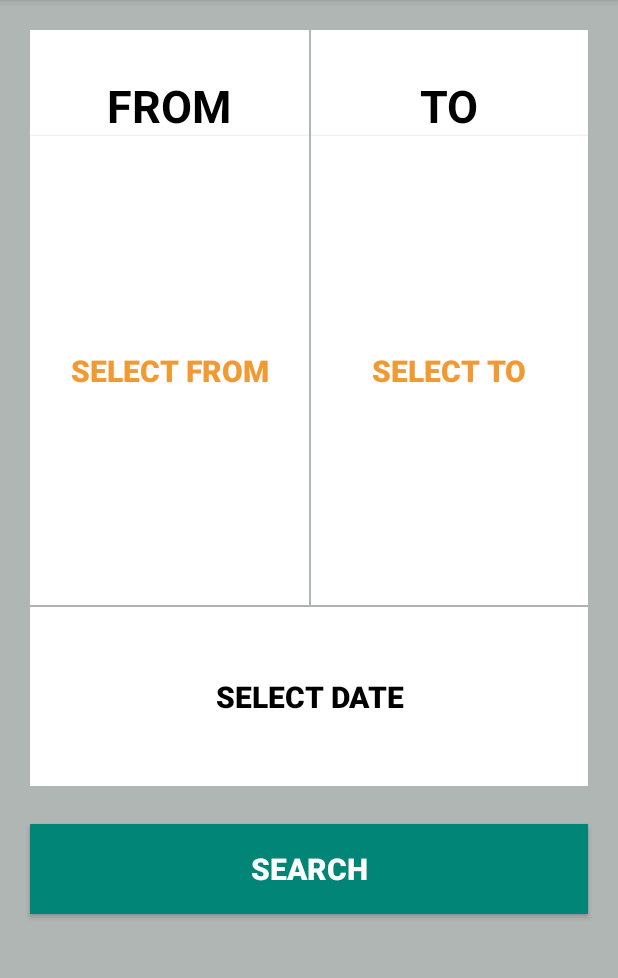
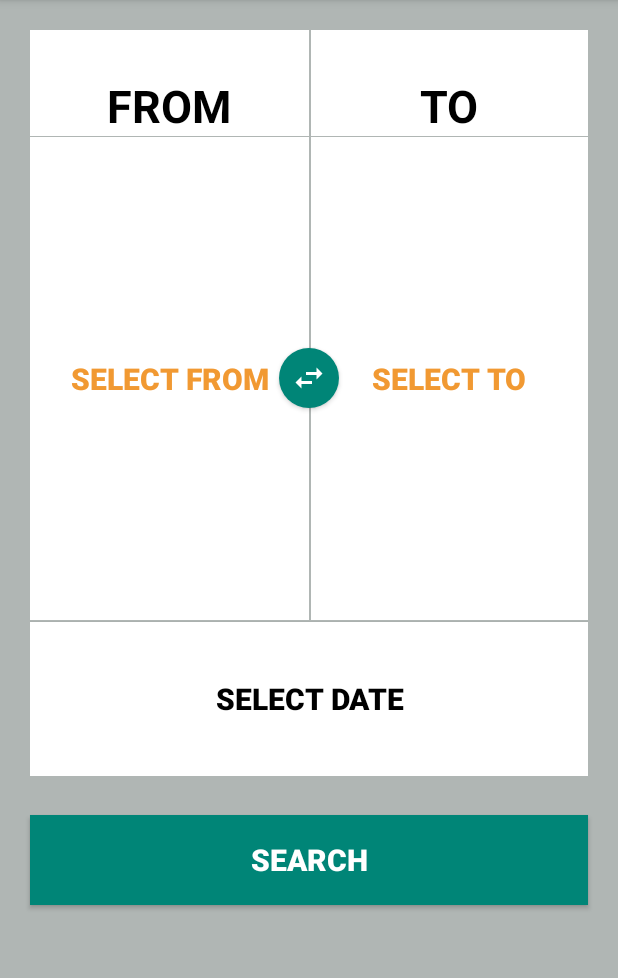
Before and after one commit to globallogic-training/travel_buddy, an Android app: the SearchActivity screen opened directly, with no data from a screen before it, on a phone screen of 412 x 824 dp, the part 84-1062 px from its top. Run offline under Robolectric (Android 15) with nearby library versions, the phone set to English and light mode, and no system bars.

Commit message:
added swipe station

```diff
--- a/app/src/main/java/com/challenge/travel_buddy/bus/view/ui/SearchBusActivity.java
+++ b/app/src/main/java/com/challenge/travel_buddy/bus/view/ui/SearchBusActivity.java
@@ -117,6 +117,14 @@ public class SearchBusActivity extends AppCompatActivity {
         return true;
     }
 
+    public void onDestinationSwipe(View view){
+        String fromStation = (String) fromStationValue1.getText();
+        if(!fromStation.equals("select from") && !toStationValue1.getText().equals("Select to")){
+            fromStationValue1.setText(toStationValue1.getText());
+            toStationValue1.setText(fromStation);
+        }
+    }
+
     public void showTimePickerDialog(View v) {
         DialogFragment newFragment = new DatePickerFragment();
 
--- a/app/src/main/java/com/challenge/travel_buddy/flight/view/ui/SearchAirportActivity.java
+++ b/app/src/main/java/com/challenge/travel_buddy/flight/view/ui/SearchAirportActivity.java
@@ -101,6 +101,15 @@ public class SearchAirportActivity extends AppCompatActivity {
         }
 
     }
+
+    public void onDestinationSwipe(View view){
+        String fromStation = (String) fromStationValue1.getText();
+        if(!fromStation.equals("select from") && !toStationValue1.getText().equals("select to")){
+            fromStationValue1.setText(toStationValue1.getText());
+            toStationValue1.setText(fromStation);
+        }
+    }
+
     public void showTimePickerDialog(View v) {
         DialogFragment newFragment = new DatePickerFragment();
         newFragment.show(getSupportFragmentManager(), "datePicker");
--- a/app/src/main/java/com/challenge/travel_buddy/train/view/ui/SearchActivity.java
+++ b/app/src/main/java/com/challenge/travel_buddy/train/view/ui/SearchActivity.java
@@ -81,6 +81,14 @@ public class SearchActivity extends AppCompatActivity {
 
     }
 
+    public void onDestinationSwipe(View view){
+        String fromStation = (String) fromStationValue1.getText();
+        if(!fromStation.equals("select from") && !toStationValue1.getText().equals("Select to")){
+            fromStationValue1.setText(toStationValue1.getText());
+            toStationValue1.setText(fromStation);
+        }
+    }
+
     private void setStationSearchListner(boolean isFrom) {
         Intent intent = new Intent(this,StationListActivity.class);
         intent.putExtra("isFrom", isFrom);
--- /dev/null
+++ b/app/src/main/res/drawable-v21/round_button.xml
@@ -0,0 +1,9 @@
+<?xml version="1.0" encoding="utf-8"?>
+<ripple xmlns:android="http://schemas.android.com/apk/res/android"
+    android:color="@color/colorPrimary">
+    <item>
+        <shape android:shape="oval">
+            <solid android:color="@color/colorPrimary"/>
+        </shape>
+    </item>
+</ripple>
--- /dev/null
+++ b/app/src/main/res/drawable/ic_swap_horiz_white_24dp.xml
@@ -0,0 +1,5 @@
+<vector android:height="24dp" android:tint="#FFFFFF"
+    android:viewportHeight="24.0" android:viewportWidth="24.0"
+    android:width="24dp" xmlns:android="http://schemas.android.com/apk/res/android">
+    <path android:fillColor="#FF000000" android:pathData="M6.99,11L3,15l3.99,4v-3H14v-2H6.99v-3zM21,9l-3.99,-4v3H10v2h7.01v3L21,9z"/>
+</vector>
--- /dev/null
+++ b/app/src/main/res/drawable/round_button.xml
@@ -0,0 +1,13 @@
+<?xml version="1.0" encoding="utf-8"?>
+<selector xmlns:android="http://schemas.android.com/apk/res/android">
+    <item android:state_pressed="false">
+        <shape android:shape="oval">
+            <solid android:color="@color/colorPrimary"/>
+        </shape>
+    </item>
+    <item android:state_pressed="true">
+        <shape android:shape="oval">
+            <solid android:color="@color/colorPrimary"/>
+        </shape>
+    </item>
+</selector>
--- a/app/src/main/res/layout/activity_bus_list.xml
+++ b/app/src/main/res/layout/activity_bus_list.xml
@@ -264,8 +264,8 @@
                     <LinearLayout
                         android:layout_width="match_parent"
                         android:layout_height="0dp"
-                        android:orientation="horizontal"
-                        android:layout_weight="1">
+                        android:layout_weight="1"
+                        android:orientation="horizontal">
 
                         <TextView
                             android:id="@+id/total_bus_seats_lbl"
@@ -273,28 +273,28 @@
                             android:layout_height="wrap_content"
                             android:layout_marginStart="10dp"
                             android:paddingTop="0dp"
-                            android:textColor="@android:color/white"
-                            android:textAppearance="@style/TextAppearance.AppCompat.Small" />
+                            android:textAppearance="@style/TextAppearance.AppCompat.Small"
+                            android:textColor="@android:color/white" />
 
                         <TextView
                             android:id="@+id/total_bus_seats"
                             android:layout_width="wrap_content"
                             android:layout_height="wrap_content"
                             android:paddingTop="0dp"
+                            android:textAppearance="@style/TextAppearance.AppCompat.Small"
                             android:textColor="@android:color/white"
-                            android:textAppearance="@style/TextAppearance.AppCompat.Small"
-                            android:textStyle="bold"/>
+                            android:textStyle="bold" />
 
                     </LinearLayout>
 
                 </LinearLayout>
 
-                <View
-                    android:layout_width="1dp"
-                    android:layout_height="match_parent"
-                    android:layout_marginTop="0dp"
-                    android:paddingTop="0dp"
-                    android:background="@android:color/darker_gray" />
+<!--                <View-->
+<!--                    android:layout_width="1dp"-->
+<!--                    android:layout_height="match_parent"-->
+<!--                    android:layout_marginTop="0dp"-->
+<!--                    android:paddingTop="0dp"-->
+<!--                    android:background="@android:color/darker_gray" />-->
 
                 <LinearLayout
                     android:layout_width="0dp"
--- a/app/src/main/res/layout/search_form.xml
+++ b/app/src/main/res/layout/search_form.xml
@@ -8,41 +8,14 @@
         android:layout_width="match_parent"
         android:layout_height="wrap_content"
         android:layout_marginHorizontal="20dp"
-        android:layout_weight="1.0"
+        android:layout_weight="1"
         android:orientation="vertical">
 
         <LinearLayout
             android:layout_width="match_parent"
-            android:layout_height="match_parent"
-            android:layout_weight="0.3"
-            android:orientation="horizontal">
-
-            <!--<Button-->
-            <!--android:id="@+id/flight_btn"-->
-            <!--android:text="Flight"-->
-            <!--android:textSize="25sp"-->
-            <!--android:textStyle="bold"-->
-            <!--android:textColor="@color/colorPrimary"-->
-            <!--android:layout_width="match_parent"-->
-            <!--android:layout_height="match_parent"-->
-            <!--android:padding="20dip"-->
-            <!--android:background="#FFFFFF"-->
-            <!--android:layout_marginTop="20dip"-->
-            <!--android:layout_marginEnd="1dp"-->
-            <!--android:layout_weight="1.0"/>-->
-
-            <!--<Button-->
-            <!--android:id="@+id/train_btn"-->
-            <!--android:text="Train"-->
-            <!--android:textSize="25sp"-->
-            <!--android:textStyle="bold"-->
-            <!--android:textColor="@color/colorPrimary"-->
-            <!--android:layout_width="match_parent"-->
-            <!--android:layout_height="match_parent"-->
-            <!--android:padding="20dip"-->
-            <!--android:layout_marginTop="20dip"-->
-            <!--android:background="#FFFFFF"-->
-            <!--android:layout_weight="1.0"/>-->
+            android:layout_height="wrap_content"
+            android:orientation="horizontal"
+            android:layout_marginBottom="0.3dp">
 
             <LinearLayout
                 android:layout_width="match_parent"
@@ -50,7 +23,8 @@
                 android:layout_marginTop="20dp"
                 android:layout_weight="1.0"
                 android:background="#FFFFFF"
-                android:orientation="vertical">
+                android:orientation="vertical"
+                >
 
                 <TextView
                     android:layout_width="match_parent"
@@ -61,30 +35,16 @@
                     android:textColor="#000000"
                     android:textSize="30sp"
                     android:textStyle="bold" />
-
-                <Button
-                    android:id="@+id/fromStationValue1"
-                    android:layout_width="match_parent"
-                    android:layout_height="match_parent"
-                    android:layout_weight="1.0"
-                    android:background="#FFFFFF"
-                    android:padding="20dip"
-                    android:text="select from"
-                    android:textColor="#F19932"
-                    android:textSize="20sp"
-                    android:textStyle="bold" />
-
-
             </LinearLayout>
 
             <LinearLayout
                 android:layout_width="match_parent"
                 android:layout_height="match_parent"
-                android:layout_marginStart="1dp"
                 android:layout_marginTop="20dp"
                 android:layout_weight="1.0"
                 android:background="#FFFFFF"
-                android:orientation="vertical">
+                android:orientation="vertical"
+                android:layout_marginStart="1dp">
 
                 <TextView
                     android:layout_width="match_parent"
@@ -95,6 +55,60 @@
                     android:textColor="#000000"
                     android:textSize="30sp"
                     android:textStyle="bold" />
+            </LinearLayout>
+        </LinearLayout>
+        <FrameLayout
+            android:layout_width="match_parent"
+            android:layout_height="wrap_content"
+            android:layout_weight="1">
+
+            <Button
+                android:id="@+id/swipeButton"
+                android:layout_width="40dp"
+                android:layout_height="40dp"
+                android:layout_gravity="center"
+                android:background="@drawable/round_button"
+                android:drawableStart="@drawable/ic_swap_horiz_white_24dp"
+                android:elevation="7dp"
+                android:onClick="onDestinationSwipe"
+                android:paddingLeft="8dp" />
+            <LinearLayout
+                android:layout_width="match_parent"
+                android:layout_height="match_parent"
+                android:orientation="horizontal">
+
+                <LinearLayout
+                    android:layout_width="match_parent"
+                    android:layout_height="match_parent"
+                    android:layout_weight="1.0"
+                    android:background="#FFFFFF"
+                    android:orientation="vertical">
+
+                    <Button
+                        android:id="@+id/fromStationValue1"
+                        android:layout_width="match_parent"
+                        android:layout_height="match_parent"
+                        android:layout_weight="1.0"
+                        android:background="#FFFFFF"
+                        android:text="select from"
+                        android:textColor="#F19932"
+                        android:textSize="20sp"
+                        android:textStyle="bold"
+                        android:paddingHorizontal="20dip"/>
+
+
+
+
+                </LinearLayout>
+
+
+                <LinearLayout
+                    android:layout_width="match_parent"
+                    android:layout_height="match_parent"
+                    android:layout_marginStart="1dp"
+                    android:layout_weight="1.0"
+                    android:background="#FFFFFF"
+                    android:orientation="vertical">
 
                     <Button
                         android:id="@+id/toStationValue1"
@@ -102,20 +116,26 @@
                         android:layout_height="match_parent"
                         android:layout_weight="1.0"
                         android:background="#FFFFFF"
-                    android:padding="20dip"
+                        android:drawablePadding="10dip"
                         android:text="Select to"
                         android:textColor="#F19932"
                         android:textSize="20sp"
-                    android:textStyle="bold" />
+                        android:textStyle="bold"
+                        android:paddingHorizontal="20dip"/>
+
+
 
 
                 </LinearLayout>
+
             </LinearLayout>
+        </FrameLayout>
+
 
         <LinearLayout
             android:layout_width="match_parent"
-            android:layout_height="match_parent"
-            android:layout_weight="1.0"
+            android:layout_height="wrap_content"
+            android:layout_weight="0.2"
             android:orientation="vertical">
 
             <Button
--- a/app/src/main/res/layout/train_item.xml
+++ b/app/src/main/res/layout/train_item.xml
@@ -99,12 +99,12 @@
 
             </LinearLayout>
 
-            <View
-                android:layout_width="1dp"
-                android:layout_height="match_parent"
-                android:layout_marginTop="0dp"
-                android:background="@android:color/darker_gray"
-                android:paddingTop="0dp" />
+<!--            <View-->
+<!--                android:layout_width="1dp"-->
+<!--                android:layout_height="match_parent"-->
+<!--                android:layout_marginTop="0dp"-->
+<!--                android:background="@android:color/darker_gray"-->
+<!--                android:paddingTop="0dp" />-->
 
         </LinearLayout>
 
```
Lines whose indentation alone changed are shown as unchanged.
